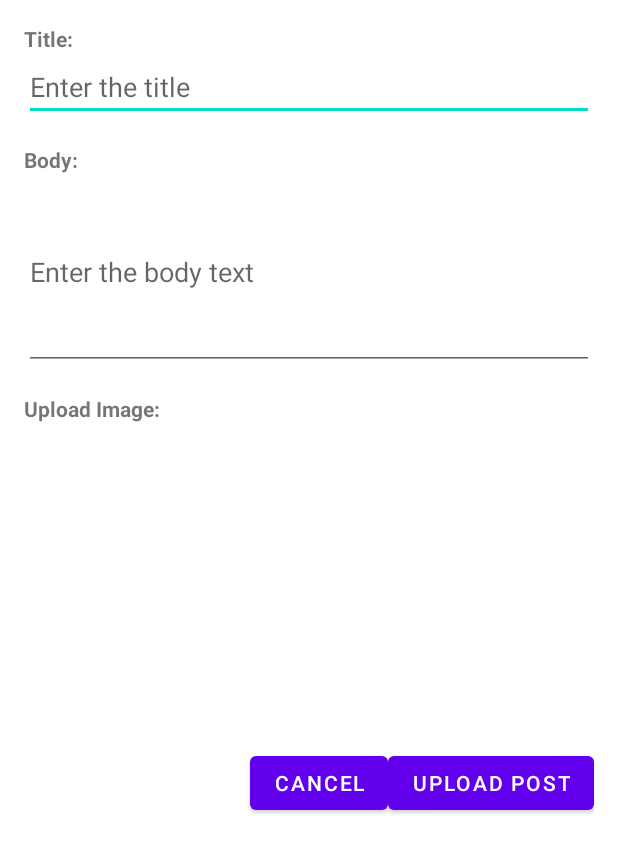
After one commit to donglaiduan/GrocerEase, an Android app: the layout adding_blog_dialog.xml on its own in the app's theme, with its tools: preview values and no code run, on a phone screen of 412 x 824 dp. The commit adds this screen. Shown: the top 853 px of the screen. Run offline under Robolectric (Android 15) with nearby library versions, the phone set to English and light mode, and no system bars; Roboto replaces fonts that are not available here.

Commit message:
add skeleton of add blog dialog

```diff
--- /dev/null
+++ b/app/src/main/res/layout/adding_blog_dialog.xml
@@ -0,0 +1,69 @@
+<?xml version="1.0" encoding="utf-8"?>
+<LinearLayout xmlns:android="http://schemas.android.com/apk/res/android"
+    android:layout_width="match_parent"
+    android:layout_height="wrap_content"
+    android:orientation="vertical"
+    android:padding="16dp">
+
+    <TextView
+        android:layout_width="wrap_content"
+        android:layout_height="wrap_content"
+        android:text="Title:"
+        android:textStyle="bold" />
+
+    <EditText
+        android:id="@+id/title_edit_text"
+        android:layout_width="match_parent"
+        android:layout_height="wrap_content"
+        android:hint="Enter the title" />
+
+    <TextView
+        android:layout_width="wrap_content"
+        android:layout_height="wrap_content"
+        android:text="Body:"
+        android:textStyle="bold"
+        android:layout_marginTop="16dp" />
+
+    <EditText
+        android:id="@+id/body_edit_text"
+        android:layout_width="match_parent"
+        android:layout_height="wrap_content"
+        android:hint="Enter the body text"
+        android:inputType="textMultiLine"
+        android:lines="5" />
+
+    <TextView
+        android:layout_width="wrap_content"
+        android:layout_height="wrap_content"
+        android:text="Upload Image:"
+        android:textStyle="bold"
+        android:layout_marginTop="16dp" />
+
+    <ImageView
+        android:id="@+id/image_view"
+        android:layout_width="match_parent"
+        android:layout_height="200dp"
+        android:scaleType="centerCrop" />
+
+    <LinearLayout
+        android:layout_width="match_parent"
+        android:layout_height="wrap_content"
+        android:orientation="horizontal"
+        android:gravity="end"
+        android:layout_marginTop="16dp">
+
+        <Button
+            android:id="@+id/cancel_button"
+            android:layout_width="wrap_content"
+            android:layout_height="wrap_content"
+            android:text="Cancel" />
+
+        <Button
+            android:id="@+id/upload_button"
+            android:layout_width="wrap_content"
+            android:layout_height="wrap_content"
+            android:text="Upload Post" />
+
+    </LinearLayout>
+
+</LinearLayout>
```
Also changed, not shown: app/src/main/java/com/cs407/grocerease/ui/home/HomeFragment.kt (+40 -0 lines), app/src/main/res/layout/fragment_home.xml (+12 -0 lines).
